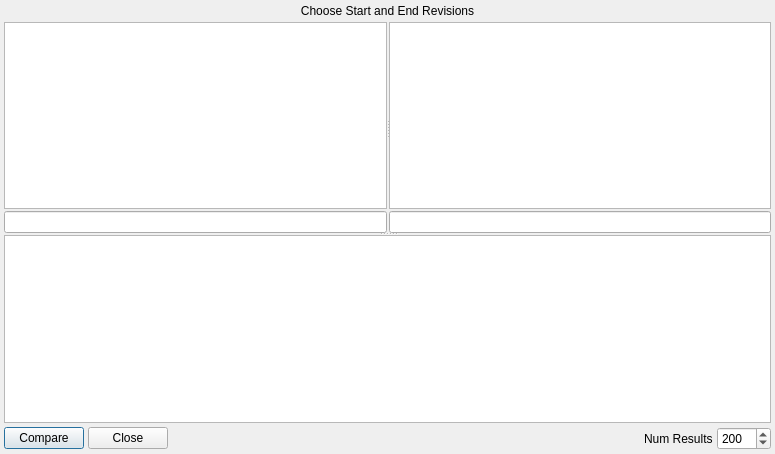
First picture: the form in ui/compare.ui, repository git-cola/git-cola, before the edit.
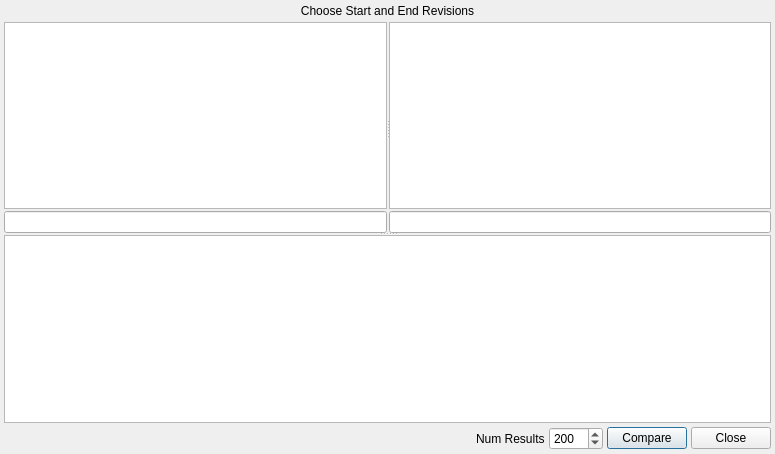
Second picture: the form after the edit.

Commit message:
git-difftool/compare gui: detect when files do not exist in specific revisions
When rev-range mode is on we now check for the existence of directories
and files and handle their presense accordingly.  We now handle creation of
directories that don't exist in the current checkout (do to older ancestry).

What changed in the file:
```diff
--- a/ui/compare.ui
+++ b/ui/compare.ui
@@ -79,20 +79,6 @@
      <property name="spacing" >
       <number>4</number>
      </property>
-     <item>
-      <widget class="QPushButton" name="button_compare" >
-       <property name="text" >
-        <string>Compare</string>
-       </property>
-      </widget>
-     </item>
-     <item>
-      <widget class="QPushButton" name="button_close" >
-       <property name="text" >
-        <string>Close</string>
-       </property>
-      </widget>
-     </item>
      <item>
       <spacer name="horizontalSpacer" >
        <property name="orientation" >
@@ -126,6 +112,20 @@
        </property>
       </widget>
      </item>
+     <item>
+      <widget class="QPushButton" name="button_compare" >
+       <property name="text" >
+        <string>Compare</string>
+       </property>
+      </widget>
+     </item>
+     <item>
+      <widget class="QPushButton" name="button_close" >
+       <property name="text" >
+        <string>Close</string>
+       </property>
+      </widget>
+     </item>
     </layout>
    </item>
   </layout>
```
The commit also changes 2 other files.
